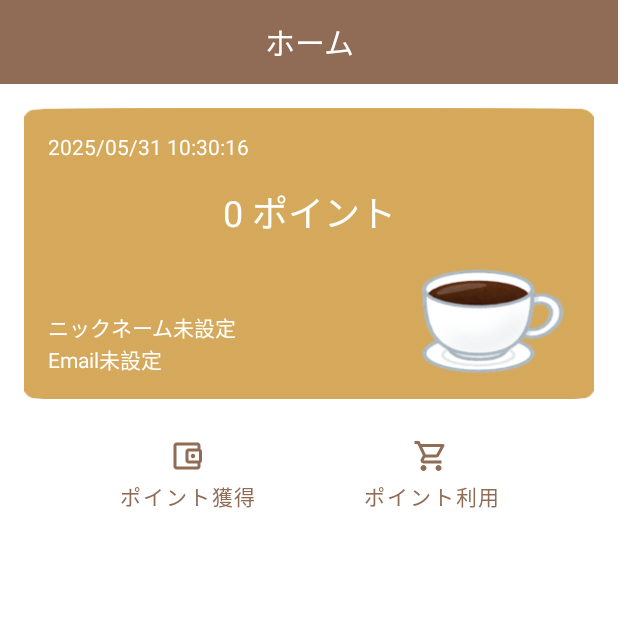
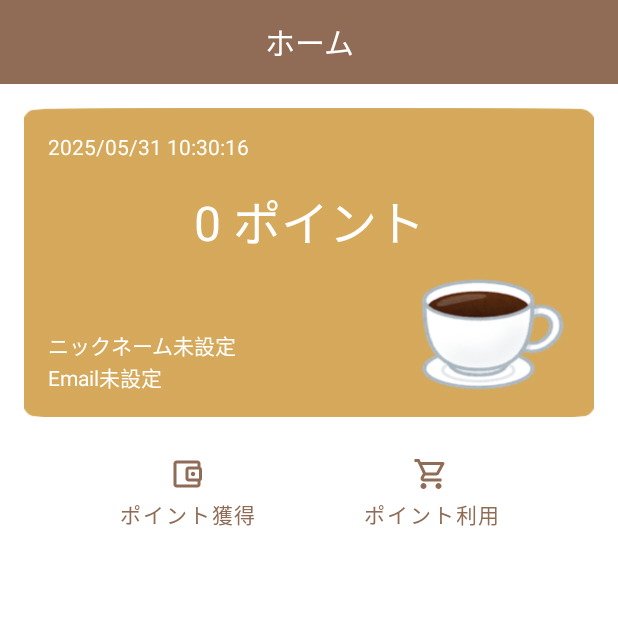
Before and after one commit to hotdrop/consider-ai-coding, an Android app built with Jetpack Compose: the HomeActivity screen opened directly, with no data from a screen before it, on a phone screen of 412 x 824 dp, the top half of it. Run offline under Robolectric (Android 15) with nearby library versions, the phone set to English and light mode, and no system bars; our stand-ins replace Dagger/Hilt's generated code; 2 statements that could not run were skipped.

Commit message:
今回のタスクとは別の場所でエラーになっていたので修正と改善

```diff
--- a/androidApp/src/main/java/jp/hotdrop/considercline/android/ui/home/HomeActivity.kt
+++ b/androidApp/src/main/java/jp/hotdrop/considercline/android/ui/home/HomeActivity.kt
@@ -5,7 +5,9 @@ import android.os.Bundle
 import androidx.activity.result.contract.ActivityResultContracts
 import androidx.activity.viewModels
 import androidx.appcompat.app.AppCompatActivity
+import androidx.core.view.isVisible
 import dagger.hilt.android.AndroidEntryPoint
+import jp.hotdrop.considercline.android.R
 import jp.hotdrop.considercline.android.databinding.ActivityHomeBinding
 import jp.hotdrop.considercline.android.ui.pointget.PointGetActivity
 import jp.hotdrop.considercline.model.AppSetting
@@ -50,8 +52,6 @@ class HomeActivity : AppCompatActivity() {
         binding.pointUseButton.setOnClickListener {
             // TODO Jetpack Compose を使ってPointUseScreenを実装する
         }
-
-        onRefreshData()
     }
 
     private fun observe() {
@@ -70,10 +70,13 @@ class HomeActivity : AppCompatActivity() {
         if (!appSetting.email.isNullOrEmpty()) {
             binding.email.text = appSetting.email
         }
+        binding.homeCardProgressBar.isVisible = false
+        binding.homeContentsGroup.isVisible = true
     }
 
     private fun viewCurrentPoint(point: Point) {
-        binding.pointValue.text = point.toString()
+        val pointLabel = getString(R.string.home_point_value, point.balance)
+        binding.pointValue.text = pointLabel
     }
 
     private fun viewHistories(histories: List<History>) {
--- a/androidApp/src/main/java/jp/hotdrop/considercline/android/ui/home/HomeViewModel.kt
+++ b/androidApp/src/main/java/jp/hotdrop/considercline/android/ui/home/HomeViewModel.kt
@@ -28,7 +28,9 @@ class HomeViewModel @Inject constructor() : BaseViewModel() {
         super.onCreate(owner)
         launch {
             val uiState = HomeUiState(
-                appSetting = appSettingUseCase.find()
+                appSetting = appSettingUseCase.find(),
+                currentPoint = pointUseCase.find(),
+                histories = historyUseCase.findAll()
             )
             mutableUiState.postValue(uiState)
         }
--- a/androidApp/src/main/java/jp/hotdrop/considercline/android/ui/pointget/PointGetInputScreen.kt
+++ b/androidApp/src/main/java/jp/hotdrop/considercline/android/ui/pointget/PointGetInputScreen.kt
@@ -28,6 +28,7 @@ import androidx.compose.ui.Modifier
 import androidx.compose.ui.graphics.Color
 import androidx.compose.ui.platform.LocalContext
 import androidx.compose.ui.res.stringResource
+import androidx.compose.ui.text.TextStyle
 import androidx.compose.ui.text.font.FontWeight
 import androidx.compose.ui.text.input.KeyboardType
 import androidx.compose.ui.tooling.preview.Preview
@@ -157,6 +158,7 @@ fun PointGetInputField(
             }
         },
         label = { Text(stringResource(id = R.string.point_get_input_text_field_label)) },
+        textStyle = TextStyle(color = AppColor.Black),
         keyboardOptions = KeyboardOptions(keyboardType = KeyboardType.Number),
         isError = showError,
         modifier = Modifier.fillMaxWidth()
--- a/androidApp/src/main/res/layout/activity_home.xml
+++ b/androidApp/src/main/res/layout/activity_home.xml
@@ -52,6 +52,22 @@
                 android:background="@drawable/home_card"
                 android:padding="16dp">
 
+                <ProgressBar
+                    android:id="@+id/home_card_progress_bar"
+                    android:layout_width="wrap_content"
+                    android:layout_height="wrap_content"
+                    app:layout_constraintStart_toStartOf="parent"
+                    app:layout_constraintEnd_toEndOf="parent"
+                    app:layout_constraintTop_toTopOf="parent"
+                    app:layout_constraintBottom_toBottomOf="parent" />
+
+                <androidx.constraintlayout.widget.Group
+                    android:id="@+id/home_contents_group"
+                    android:layout_width="wrap_content"
+                    android:layout_height="wrap_content"
+                    android:visibility="invisible"
+                    app:constraint_referenced_ids="current_date_label, point_value, nickname, email" />
+
                 <TextView
                     android:id="@+id/current_date_label"
                     android:layout_width="0dp"
@@ -68,7 +84,7 @@
                     android:layout_height="wrap_content"
                     android:layout_marginTop="16dp"
                     android:textColor="@color/white"
-                    android:textSize="24sp"
+                    android:textSize="32sp"
                     android:text="@string/home_point_value_default"
                     app:layout_constraintEnd_toEndOf="parent"
                     app:layout_constraintStart_toStartOf="parent"
--- a/androidApp/src/main/res/values/strings.xml
+++ b/androidApp/src/main/res/values/strings.xml
@@ -15,7 +15,7 @@
     <string name="start_register_button">この内容で登録する</string>
     <string name="email_validation_error">XXX＠YYY.ZZの形式で入力してください。</string>
     <string name="home_title">ホーム</string>
-    <string name="home_point_value">%1$s ポイント</string>
+    <string name="home_point_value">%1$d ポイント</string>
     <string name="home_point_value_default">0 ポイント</string>
     <string name="home_un_setting_nickname">ニックネーム未設定</string>
     <string name="home_un_setting_email">Email未設定</string>
```
